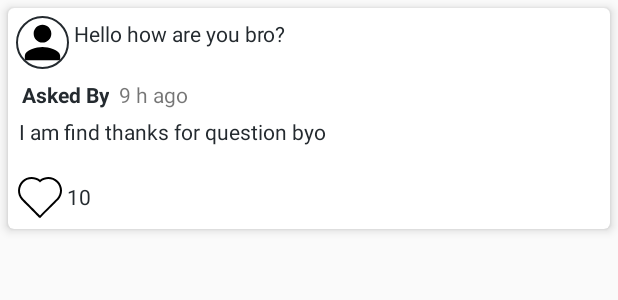
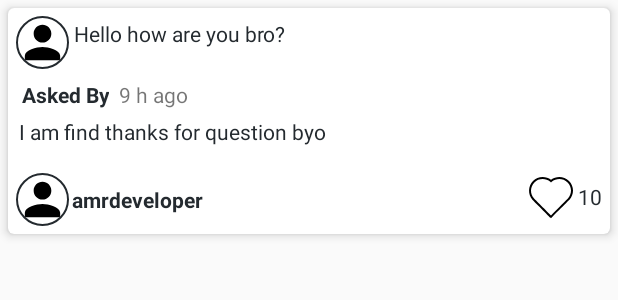
Before and after one commit to AmrDeveloper/Askme, an Android app: the layout feed_list_item.xml on its own in the app's theme, with its tools: preview values and no code run, on a phone screen of 412 x 824 dp. Shown: the top 300 px of the screen. Run offline under Robolectric (Android 15) with nearby library versions, the phone set to English and light mode, and no system bars.

Commit message:
Improve feed list item UI

```diff
--- a/Android/app/src/main/java/com/amrdeveloper/askme/adapter/FeedAdapter.kt
+++ b/Android/app/src/main/java/com/amrdeveloper/askme/adapter/FeedAdapter.kt
@@ -34,10 +34,12 @@ class FeedAdapter : PagedListAdapter<Feed, FeedAdapter.FeedViewHolder>(DIFF_CALL
             itemView.questionTxt.text = feed.questionBody
             itemView.answerTxt.text = feed.answerBody
             itemView.questionFrom.text = feed.toUserName
+            itemView.answerFrom.text = feed.fromUserName
             itemView.answerDateTxt.setTextOrHide(feed.answerDate)
             itemView.reactionsTxt.setTextOrHide(feed.reactionsNum.toString())
 
             itemView.questionUserAvatar.loadImage(feed.toUserAvatar)
+            itemView.answerUserAvatar.loadImage(feed.fromUserAvatar)
         }
     }
 }
--- a/Android/app/src/main/java/com/amrdeveloper/askme/contracts/HomeContract.kt
+++ b/Android/app/src/main/java/com/amrdeveloper/askme/contracts/HomeContract.kt
@@ -1,7 +1,7 @@
 package com.amrdeveloper.askme.contracts
 
 import androidx.lifecycle.LifecycleOwner
-import com.amrdeveloper.askme.HomeViewModel
+import com.amrdeveloper.askme.models.HomeViewModel
 
 interface HomeContract {
 
--- a/Android/app/src/main/java/com/amrdeveloper/askme/HomeDataSource.kt
+++ b/Android/app/src/main/java/com/amrdeveloper/askme/models/HomeDataSource.kt
@@ -1,4 +1,4 @@
-package com.amrdeveloper.askme
+package com.amrdeveloper.askme.models
 
 import android.util.Log
 import androidx.paging.PageKeyedDataSource
--- a/Android/app/src/main/java/com/amrdeveloper/askme/HomeDataSourceFactory.kt
+++ b/Android/app/src/main/java/com/amrdeveloper/askme/models/HomeDataSourceFactory.kt
@@ -1,9 +1,10 @@
-package com.amrdeveloper.askme
+package com.amrdeveloper.askme.models
 
 import androidx.lifecycle.MutableLiveData
 import androidx.paging.DataSource
 import androidx.paging.PageKeyedDataSource
 import com.amrdeveloper.askme.data.Feed
+import com.amrdeveloper.askme.models.HomeDataSource
 
 class HomeDataSourceFactory(var userId : String) : DataSource.Factory<Int, Feed>() {
 
--- a/Android/app/src/main/java/com/amrdeveloper/askme/HomeModel.kt
+++ b/Android/app/src/main/java/com/amrdeveloper/askme/models/HomeModel.kt
@@ -1,4 +1,4 @@
-package com.amrdeveloper.askme
+package com.amrdeveloper.askme.models
 
 import androidx.lifecycle.LifecycleOwner
 import androidx.lifecycle.Observer
--- a/Android/app/src/main/java/com/amrdeveloper/askme/HomeViewModel.kt
+++ b/Android/app/src/main/java/com/amrdeveloper/askme/models/HomeViewModel.kt
@@ -1,4 +1,4 @@
-package com.amrdeveloper.askme
+package com.amrdeveloper.askme.models
 
 import androidx.lifecycle.LiveData
 import androidx.lifecycle.ViewModel
@@ -14,7 +14,7 @@ class HomeViewModel : ViewModel(){
         private lateinit var userId: String
 
         fun setUserId(id: String) {
-            this.userId = id
+            userId = id
         }
     }
 
@@ -22,7 +22,8 @@ class HomeViewModel : ViewModel(){
     private var liveDataSource: LiveData<PageKeyedDataSource<Int, Feed>>
 
     init {
-        val homeDataSourceFactory = HomeDataSourceFactory(HomeViewModel.userId)
+        val homeDataSourceFactory =
+            HomeDataSourceFactory(userId)
         liveDataSource = homeDataSourceFactory.getHomeLiveDataSource()
 
         val config: PagedList.Config =
--- a/Android/app/src/main/java/com/amrdeveloper/askme/HomePresenter.kt
+++ b/Android/app/src/main/java/com/amrdeveloper/askme/presenters/HomePresenter.kt
@@ -1,7 +1,9 @@
-package com.amrdeveloper.askme
+package com.amrdeveloper.askme.presenters
 
 import androidx.lifecycle.LifecycleOwner
 import com.amrdeveloper.askme.contracts.HomeContract
+import com.amrdeveloper.askme.models.HomeModel
+import com.amrdeveloper.askme.models.HomeViewModel
 
 class HomePresenter(
     private val view: HomeContract.View,
--- a/Android/app/src/main/res/layout/feed_list_item.xml
+++ b/Android/app/src/main/res/layout/feed_list_item.xml
@@ -15,22 +15,22 @@
         android:orientation="vertical">
 
         <de.hdodenhof.circleimageview.CircleImageView
-            app:civ_border_color="@color/darkBlue"
-            app:civ_border_width="1dp"
-            android:src="@drawable/ic_profile"
             android:id="@+id/questionUserAvatar"
             android:layout_width="35dp"
-            android:layout_height="35dp" />
+            android:layout_height="35dp"
+            android:src="@drawable/ic_profile"
+            app:civ_border_color="@color/darkBlue"
+            app:civ_border_width="1dp" />
 
         <TextView
             android:id="@+id/questionTxt"
             android:layout_width="match_parent"
             android:layout_height="wrap_content"
+            android:layout_marginStart="1dp"
             android:layout_toEndOf="@id/questionUserAvatar"
             android:lines="2"
             android:padding="2dp"
             android:textColor="@color/darkBlue"
-            android:layout_marginStart="1dp"
             tools:text="Hello how are you bro?" />
 
         <TextView
@@ -38,18 +38,18 @@
             android:layout_width="wrap_content"
             android:layout_height="wrap_content"
             android:layout_below="@id/questionTxt"
+            android:gravity="center"
+            android:padding="3dp"
             android:textColor="@color/darkBlue"
             android:textStyle="bold"
-            android:padding="3dp"
-            android:gravity="center"
             tools:text="Asked By" />
 
         <TextView
             android:id="@+id/answerDateTxt"
-            android:layout_toEndOf="@id/questionFrom"
             android:layout_width="wrap_content"
             android:layout_height="wrap_content"
             android:layout_below="@id/questionTxt"
+            android:layout_toEndOf="@id/questionFrom"
             android:gravity="center"
             android:padding="3dp"
             tools:text="9 h ago" />
@@ -59,20 +59,42 @@
             android:layout_width="match_parent"
             android:layout_height="wrap_content"
             android:layout_below="@id/answerDateTxt"
-            android:textColor="@color/darkBlue"
             android:lines="2"
             android:padding="2dp"
+            android:textColor="@color/darkBlue"
             tools:text="I am find thanks for question byo" />
+
+        <de.hdodenhof.circleimageview.CircleImageView
+            android:id="@+id/answerUserAvatar"
+            android:layout_width="35dp"
+            android:layout_height="35dp"
+            android:layout_below="@+id/answerTxt"
+            android:src="@drawable/ic_profile"
+            app:civ_border_color="@color/darkBlue"
+            app:civ_border_width="1dp" />
+
+        <TextView
+            android:id="@+id/answerFrom"
+            android:layout_width="wrap_content"
+            android:layout_height="35dp"
+            android:layout_below="@id/answerTxt"
+            android:layout_toEndOf="@id/answerUserAvatar"
+            android:gravity="center"
+            android:padding="2dp"
+            android:textStyle="bold"
+            android:textColor="@color/darkBlue"
+            tools:text="amrdeveloper" />
 
         <TextView
             android:id="@+id/reactionsTxt"
             android:layout_width="wrap_content"
             android:layout_height="wrap_content"
+            android:layout_below="@id/answerTxt"
+            android:layout_alignParentEnd="true"
+            android:drawableStart="@drawable/ic_react"
             android:drawablePadding="2dp"
+            android:gravity="center"
             android:textColor="@color/darkBlue"
-            android:layout_below="@id/answerTxt"
-            android:drawableStart="@drawable/ic_react"
-            android:gravity="center"
             tools:text="10" />
     </RelativeLayout>
 </androidx.cardview.widget.CardView>
```
Also changed, not shown: Android/app/src/main/java/com/amrdeveloper/askme/views/HomeFragment.kt (+7 -3 lines).
